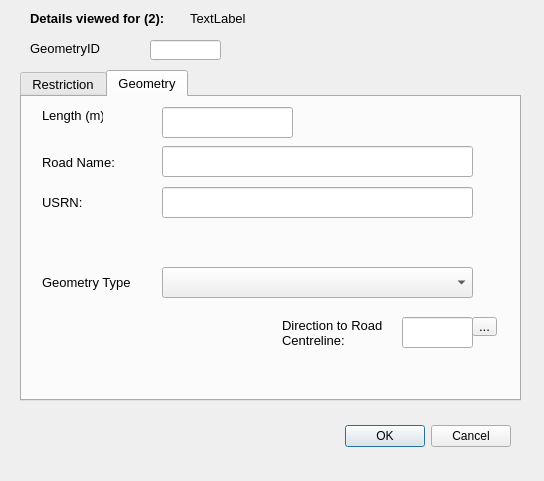
Old version of the form restrictionLineDetails_dialog_base.ui in the repository tlh22/TOMs.
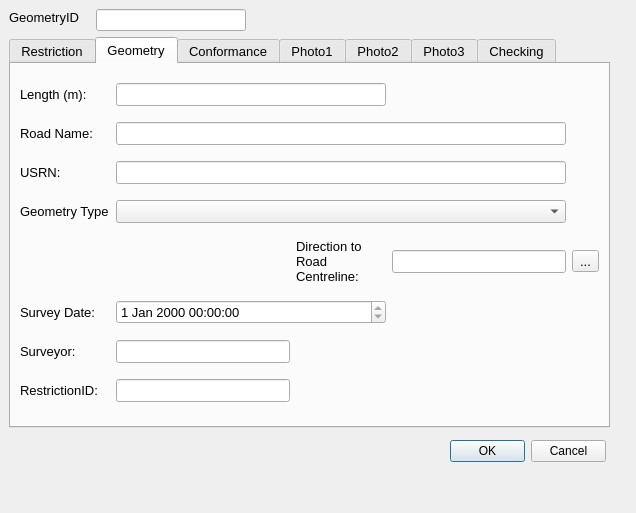
New version of the form. The open tabs and pages were chosen to show the change. Custom widgets are drawn as their Qt base class.

The edit to the form file:
```diff
--- a/restrictionLineDetails_dialog_base.ui
+++ b/restrictionLineDetails_dialog_base.ui
@@ -6,8 +6,8 @@
    <rect>
     <x>0</x>
     <y>0</y>
-    <width>544</width>
-    <height>481</height>
+    <width>636</width>
+    <height>513</height>
    </rect>
   </property>
   <property name="minimumSize">
@@ -30,8 +30,8 @@
   <widget class="QLabel" name="label">
    <property name="geometry">
     <rect>
-     <x>30</x>
-     <y>40</y>
+     <x>9</x>
+     <y>9</y>
      <width>81</width>
      <height>16</height>
     </rect>
@@ -54,10 +54,10 @@
   <widget class="QLineEdit" name="GeometryID">
    <property name="geometry">
     <rect>
-     <x>150</x>
-     <y>40</y>
-     <width>71</width>
-     <height>20</height>
+     <x>96</x>
+     <y>9</y>
+     <width>150</width>
+     <height>22</height>
     </rect>
    </property>
    <property name="font">
@@ -78,10 +78,10 @@
   <widget class="QTabWidget" name="tabWidget">
    <property name="geometry">
     <rect>
-     <x>20</x>
-     <y>70</y>
-     <width>501</width>
-     <height>331</height>
+     <x>9</x>
+     <y>37</y>
+     <width>601</width>
+     <height>391</height>
     </rect>
    </property>
    <property name="minimumSize">
@@ -230,108 +230,33 @@
     <attribute name="title">
      <string>Geometry</string>
     </attribute>
-    <widget class="QToolButton" name="toolButton_2">
-     <property name="geometry">
-      <rect>
-       <x>450</x>
-       <y>220</y>
-       <width>25</width>
-       <height>19</height>
-      </rect>
+    <layout class="QGridLayout" name="gridLayout_2">
+     <item row="0" column="0">
+      <widget class="QLabel" name="label_5">
+       <property name="font">
+        <font>
+         <pointsize>10</pointsize>
+        </font>
      </property>
      <property name="text">
-      <string>...</string>
-     </property>
-    </widget>
-    <widget class="QLabel" name="lbl_AzToRoadCL">
-     <property name="geometry">
-      <rect>
-       <x>260</x>
-       <y>220</y>
-       <width>101</width>
-       <height>31</height>
-      </rect>
-     </property>
-     <property name="minimumSize">
-      <size>
-       <width>90</width>
-       <height>16</height>
-      </size>
-     </property>
+        <string>Length (m):</string>
+       </property>
+      </widget>
+     </item>
+     <item row="0" column="1" colspan="2">
+      <widget class="QLineEdit" name="Length">
      <property name="font">
       <font>
        <pointsize>10</pointsize>
       </font>
      </property>
-     <property name="text">
-      <string>Direction to Road Centreline:</string>
-     </property>
-     <property name="wordWrap">
+       <property name="readOnly">
       <bool>true</bool>
      </property>
     </widget>
-    <widget class="QLabel" name="lbl_GeometryType">
-     <property name="geometry">
-      <rect>
-       <x>20</x>
-       <y>170</y>
-       <width>111</width>
-       <height>31</height>
-      </rect>
-     </property>
-     <property name="minimumSize">
-      <size>
-       <width>90</width>
-       <height>16</height>
-      </size>
-     </property>
-     <property name="font">
-      <font>
-       <pointsize>10</pointsize>
-      </font>
-     </property>
-     <property name="text">
-      <string>Geometry Type</string>
-     </property>
-    </widget>
-    <widget class="QLineEdit" name="AzimuthToRoadCentreLine">
-     <property name="geometry">
-      <rect>
-       <x>380</x>
-       <y>220</y>
-       <width>71</width>
-       <height>31</height>
-      </rect>
-     </property>
-     <property name="text">
-      <string/>
-     </property>
-    </widget>
-    <widget class="QComboBox" name="GeomShapeID">
-     <property name="geometry">
-      <rect>
-       <x>140</x>
-       <y>170</y>
-       <width>311</width>
-       <height>31</height>
-      </rect>
-     </property>
-     <property name="editable">
-      <bool>false</bool>
-     </property>
-     <property name="currentIndex">
-      <number>-1</number>
-     </property>
-    </widget>
+     </item>
+     <item row="1" column="0">
     <widget class="QLabel" name="lbl_RoadName">
-     <property name="geometry">
-      <rect>
-       <x>20</x>
-       <y>50</y>
-       <width>111</width>
-       <height>31</height>
-      </rect>
-     </property>
      <property name="minimumSize">
       <size>
        <width>90</width>
@@ -347,15 +272,12 @@
       <string>Road Name:</string>
      </property>
     </widget>
+     </item>
+     <item row="1" column="1" colspan="3">
+      <widget class="QLineEdit" name="RoadName"/>
+     </item>
+     <item row="2" column="0">
     <widget class="QLabel" name="lbl_USRN">
-     <property name="geometry">
-      <rect>
-       <x>20</x>
-       <y>90</y>
-       <width>111</width>
-       <height>31</height>
-      </rect>
-     </property>
      <property name="minimumSize">
       <size>
        <width>90</width>
@@ -371,52 +293,108 @@
       <string>USRN:</string>
      </property>
     </widget>
-    <widget class="QLineEdit" name="RoadName">
-     <property name="geometry">
-      <rect>
-       <x>140</x>
-       <y>49</y>
-       <width>311</width>
-       <height>31</height>
-      </rect>
-     </property>
-    </widget>
-    <widget class="QLineEdit" name="USRN">
-     <property name="geometry">
-      <rect>
-       <x>140</x>
-       <y>90</y>
-       <width>311</width>
-       <height>31</height>
-      </rect>
-     </property>
-    </widget>
-    <widget class="QLineEdit" name="Length">
-     <property name="geometry">
-      <rect>
-       <x>140</x>
-       <y>10</y>
-       <width>131</width>
-       <height>31</height>
-      </rect>
+     </item>
+     <item row="2" column="1" colspan="3">
+      <widget class="QLineEdit" name="USRN"/>
+     </item>
+     <item row="3" column="0">
+      <widget class="QLabel" name="lbl_GeometryType">
+       <property name="minimumSize">
+        <size>
+         <width>90</width>
+         <height>16</height>
+        </size>
+       </property>
+       <property name="font">
+        <font>
+         <pointsize>10</pointsize>
+        </font>
+       </property>
+       <property name="text">
+        <string>Geometry Type</string>
+       </property>
+      </widget>
+     </item>
+     <item row="3" column="1" colspan="3">
+      <widget class="QComboBox" name="GeomShapeID">
+       <property name="editable">
+        <bool>false</bool>
+       </property>
+       <property name="currentIndex">
+        <number>-1</number>
+       </property>
+      </widget>
+     </item>
+     <item row="4" column="2">
+      <widget class="QLabel" name="lbl_AzToRoadCL">
+       <property name="minimumSize">
+        <size>
+         <width>90</width>
+         <height>16</height>
+        </size>
      </property>
      <property name="font">
       <font>
        <pointsize>10</pointsize>
       </font>
      </property>
+       <property name="text">
+        <string>Direction to Road Centreline:</string>
+       </property>
+       <property name="wordWrap">
+        <bool>true</bool>
+       </property>
+      </widget>
+     </item>
+     <item row="4" column="3">
+      <widget class="QLineEdit" name="AzimuthToRoadCentreLine">
+       <property name="text">
+        <string/>
+       </property>
+      </widget>
+     </item>
+     <item row="4" column="4">
+      <widget class="QToolButton" name="toolButton_2">
+       <property name="text">
+        <string>...</string>
+       </property>
+      </widget>
+     </item>
+     <item row="5" column="0">
+      <widget class="QLabel" name="label_6">
+       <property name="text">
+        <string>Survey Date:</string>
+       </property>
+      </widget>
+     </item>
+     <item row="5" column="1" colspan="2">
+      <widget class="QDateTimeEdit" name="Lines_DateTime">
      <property name="readOnly">
       <bool>true</bool>
      </property>
     </widget>
-    <widget class="QLabel" name="label_5">
-     <property name="geometry">
-      <rect>
-       <x>20</x>
-       <y>10</y>
-       <width>61</width>
+     </item>
+     <item row="6" column="0">
+      <widget class="QLabel" name="label_7">
+       <property name="text">
+        <string>Surveyor:</string>
+       </property>
+      </widget>
+     </item>
+     <item row="6" column="1">
+      <widget class="QLineEdit" name="Surveyor">
+       <property name="readOnly">
+        <bool>true</bool>
+       </property>
+      </widget>
+     </item>
+     <item row="8" column="0">
+      <widget class="QLabel" name="lbl_RoadName_2">
+       <property name="minimumSize">
+        <size>
+         <width>90</width>
        <height>16</height>
-      </rect>
+        </size>
      </property>
      <property name="font">
       <font>
@@ -424,18 +402,269 @@
       </font>
      </property>
      <property name="text">
-      <string>Length (m):</string>
-     </property>
+        <string>RestrictionID:</string>
+       </property>
+      </widget>
+     </item>
+     <item row="8" column="1">
+      <widget class="QLineEdit" name="RestrictionID"/>
+     </item>
+    </layout>
+   </widget>
+   <widget class="QWidget" name="tab_6">
+    <attribute name="title">
+     <string>Conformance</string>
+    </attribute>
+    <layout class="QFormLayout" name="formLayout_3">
+     <item row="0" column="0">
+      <widget class="QLabel" name="lbl_TimePeriod_5">
+       <property name="minimumSize">
+        <size>
+         <width>90</width>
+         <height>16</height>
+        </size>
+       </property>
+       <property name="font">
+        <font>
+         <pointsize>10</pointsize>
+        </font>
+       </property>
+       <property name="text">
+        <string>Lines Fading:</string>
+       </property>
+      </widget>
+     </item>
+     <item row="0" column="1">
+      <widget class="QComboBox" name="Compl_Lines_Faded"/>
+     </item>
+     <item row="1" column="0">
+      <widget class="QLabel" name="lbl_TimePeriod_6">
+       <property name="minimumSize">
+        <size>
+         <width>90</width>
+         <height>16</height>
+        </size>
+       </property>
+       <property name="font">
+        <font>
+         <pointsize>10</pointsize>
+        </font>
+       </property>
+       <property name="text">
+        <string>Loading Marks Fading:</string>
+       </property>
+       <property name="wordWrap">
+        <bool>true</bool>
+       </property>
+      </widget>
+     </item>
+     <item row="1" column="1">
+      <widget class="QComboBox" name="Compl_NoL_Faded"/>
+     </item>
+     <item row="2" column="0">
+      <widget class="QLabel" name="lbl_MaxStay_5">
+       <property name="minimumSize">
+        <size>
+         <width>90</width>
+         <height>16</height>
+        </size>
+       </property>
+       <property name="font">
+        <font>
+         <pointsize>10</pointsize>
+        </font>
+       </property>
+       <property name="text">
+        <string>Sign issues:</string>
+       </property>
+      </widget>
+     </item>
+     <item row="2" column="1">
+      <widget class="QComboBox" name="Compl_Lines_SignIssue"/>
+     </item>
+     <item row="3" column="0">
+      <widget class="QLabel" name="label_3">
+       <property name="text">
+        <string>Notes:</string>
+       </property>
+      </widget>
+     </item>
+     <item row="3" column="1">
+      <widget class="QTextEdit" name="Notes"/>
+     </item>
+     <item row="4" column="0">
+      <widget class="QLabel" name="label_4">
+       <property name="text">
+        <string>Photos taken:</string>
+       </property>
+      </widget>
+     </item>
+     <item row="4" column="1">
+      <widget class="QCheckBox" name="Lines_PhotoTaken">
+       <property name="text">
+        <string/>
+       </property>
+      </widget>
+     </item>
+    </layout>
+   </widget>
+   <widget class="QWidget" name="Photos_01">
+    <attribute name="title">
+     <string>Photo1</string>
+    </attribute>
+    <layout class="QGridLayout" name="gridLayout">
+     <item row="0" column="0">
+      <widget class="QLabel" name="Photo_Widget_01">
+       <property name="autoFillBackground">
+        <bool>true</bool>
+       </property>
+       <property name="text">
+        <string>Photo not found</string>
+       </property>
+      </widget>
+     </item>
+    </layout>
+   </widget>
+   <widget class="QWidget" name="Photos_02">
+    <attribute name="title">
+     <string>Photo2</string>
+    </attribute>
+    <widget class="QLabel" name="Photo_Widget_02">
+     <property name="geometry">
+      <rect>
+       <x>0</x>
+       <y>0</y>
+       <width>480</width>
+       <height>360</height>
+      </rect>
+     </property>
+     <property name="autoFillBackground">
+      <bool>true</bool>
+     </property>
+     <property name="text">
+      <string>Photo not found</string>
+     </property>
+    </widget>
+   </widget>
+   <widget class="QWidget" name="tab_2">
+    <attribute name="title">
+     <string>Photo3</string>
+    </attribute>
+    <widget class="QLabel" name="Photo_Widget_03">
+     <property name="geometry">
+      <rect>
+       <x>0</x>
+       <y>0</y>
+       <width>480</width>
+       <height>360</height>
+      </rect>
+     </property>
+     <property name="autoFillBackground">
+      <bool>true</bool>
+     </property>
+     <property name="text">
+      <string>Photo not found</string>
+     </property>
+    </widget>
+   </widget>
+   <widget class="QWidget" name="tab_4">
+    <attribute name="title">
+     <string>Checking</string>
+    </attribute>
+    <widget class="QWidget" name="layoutWidget">
+     <property name="geometry">
+      <rect>
+       <x>10</x>
+       <y>4</y>
+       <width>571</width>
+       <height>391</height>
+      </rect>
+     </property>
+     <layout class="QFormLayout" name="formLayout_4">
+      <property name="fieldGrowthPolicy">
+       <enum>QFormLayout::AllNonFixedFieldsGrow</enum>
+      </property>
+      <item row="0" column="0">
+       <widget class="QCheckBox" name="MHTC_Checked">
+        <property name="layoutDirection">
+         <enum>Qt::LeftToRight</enum>
+        </property>
+        <property name="text">
+         <string>Checked</string>
+        </property>
+       </widget>
+      </item>
+      <item row="1" column="0">
+       <widget class="QLabel" name="label_19">
+        <property name="text">
+         <string>Checked By: </string>
+        </property>
+       </widget>
+      </item>
+      <item row="1" column="1">
+       <widget class="QComboBox" name="MHTC_PersonChecking"/>
+      </item>
+      <item row="2" column="0">
+       <widget class="QLabel" name="label_17">
+        <property name="text">
+         <string>Date Checked:</string>
+        </property>
+       </widget>
+      </item>
+      <item row="2" column="1">
+       <widget class="QgsDateTimeEdit" name="MHTC_CheckDate_2"/>
+      </item>
+      <item row="3" column="0">
+       <widget class="QLabel" name="label_16">
+        <property name="text">
+         <string>Issue identified:</string>
+        </property>
+       </widget>
+      </item>
+      <item row="3" column="1">
+       <widget class="QComboBox" name="MHTC_CheckIssueTypeID"/>
+      </item>
+      <item row="4" column="0">
+       <widget class="QLabel" name="label_18">
+        <property name="text">
+         <string>Notes:</string>
+        </property>
+        <property name="alignment">
+         <set>Qt::AlignLeading|Qt::AlignLeft|Qt::AlignTop</set>
+        </property>
+       </widget>
+      </item>
+      <item row="4" column="1">
+       <widget class="QTextEdit" name="MHTC_CheckNotes"/>
+      </item>
+      <item row="6" column="0">
+       <widget class="QCheckBox" name="MHTC_CheckStatus">
+        <property name="text">
+         <string>Action Completed</string>
+        </property>
+       </widget>
+      </item>
+      <item row="5" column="0">
+       <widget class="QCheckBox" name="MHTC_CheckFieldVisitRequired">
+        <property name="layoutDirection">
+         <enum>Qt::LeftToRight</enum>
+        </property>
+        <property name="text">
+         <string>Field Visit Required</string>
+        </property>
+       </widget>
+      </item>
+     </layout>
     </widget>
    </widget>
   </widget>
   <widget class="QDialogButtonBox" name="button_box">
    <property name="geometry">
     <rect>
-     <x>170</x>
-     <y>420</y>
-     <width>341</width>
-     <height>32</height>
+     <x>450</x>
+     <y>440</y>
+     <width>156</width>
+     <height>23</height>
     </rect>
    </property>
    <property name="orientation">
@@ -445,45 +674,14 @@
     <set>QDialogButtonBox::Cancel|QDialogButtonBox::Ok</set>
    </property>
   </widget>
-  <widget class="QLabel" name="l_TitleIntro">
-   <property name="geometry">
-    <rect>
-     <x>30</x>
-     <y>10</y>
-     <width>141</width>
-     <height>16</height>
-    </rect>
-   </property>
-   <property name="font">
-    <font>
-     <pointsize>10</pointsize>
-     <weight>75</weight>
-     <bold>true</bold>
-    </font>
-   </property>
-   <property name="text">
-    <string>Details viewed for (2): </string>
-   </property>
-  </widget>
-  <widget class="QLabel" name="l_ViewAtDate">
-   <property name="geometry">
-    <rect>
-     <x>190</x>
-     <y>10</y>
-     <width>111</width>
-     <height>16</height>
-    </rect>
-   </property>
-   <property name="font">
-    <font>
-     <pointsize>10</pointsize>
-    </font>
-   </property>
-   <property name="text">
-    <string>TextLabel</string>
-   </property>
-  </widget>
- </widget>
+ </widget>
+ <customwidgets>
+  <customwidget>
+   <class>QgsDateTimeEdit</class>
+   <extends>QDateTimeEdit</extends>
+   <header>qgsdatetimeedit.h</header>
+  </customwidget>
+ </customwidgets>
  <resources/>
  <connections>
   <connection>
```
Left out of the diff: 83 changed lines with no effect on the pictures. Lines whose indentation alone changed are shown as unchanged.
